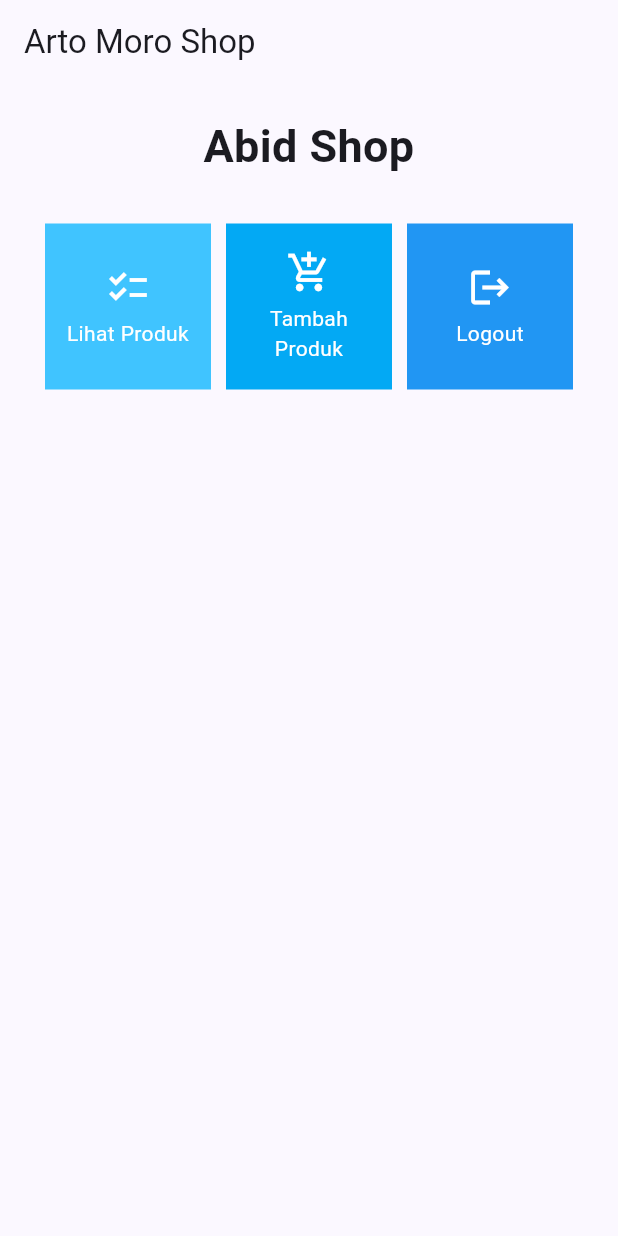
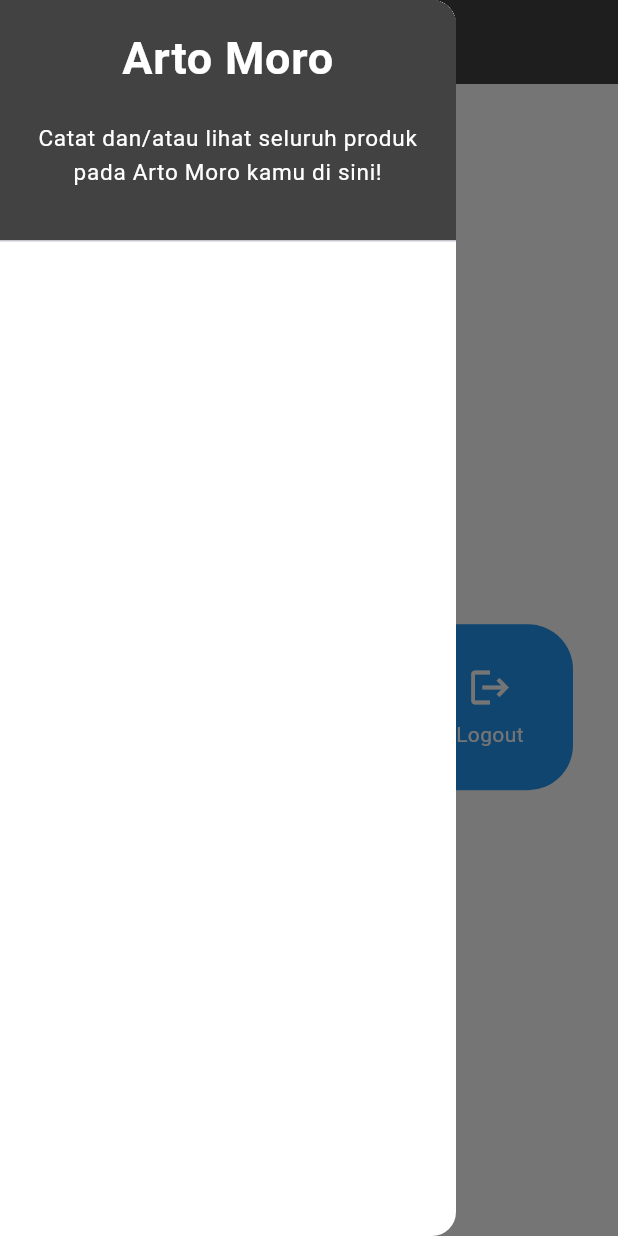
Before and after one commit to rakbidb/arto-moro-mobile, a Flutter app: the screen it shows after launch, with the side drawer open (before the commit the screen has no drawer), on a phone screen of 412 x 824 dp. Run offline on Flutter 3.47's test engine with Material 2 defaults, Android fonts, the phone set to English and light mode, and no system bars.

Commit message:
Tugas 8 ALL DONE

```diff
--- a/lib/screens/menu.dart
+++ b/lib/screens/menu.dart
@@ -1,4 +1,6 @@
 import 'package:flutter/material.dart';
+import '../widgets/left_drawer.dart';
+import '../widgets/shop_card.dart';
 
 class MyHomePage extends StatelessWidget {
   MyHomePage({Key? key}) : super(key: key);
@@ -12,12 +14,16 @@
   @override
   Widget build(BuildContext context) {
     return Scaffold(
+      backgroundColor: Colors.white,
       appBar: AppBar(
-        title: const Text(
-          'Arto Moro Shop',
+        title: const Text('Arto Moro Shop'),
+        backgroundColor: Colors.grey[800],
+        foregroundColor: Colors.white,
       ),
-      ),
-      body: SingleChildScrollView(
+      // Masukkan drawer sebagai parameter nilai drawer dari widget Scaffold
+      drawer: const LeftDrawer(),
+      body: Center(
+        child: SingleChildScrollView(
           // Widget wrapper yang dapat discroll
           child: Padding(
             padding: const EdgeInsets.all(10.0), // Set padding dari halaman
@@ -33,6 +39,7 @@
                     style: TextStyle(
                       fontSize: 30,
                       fontWeight: FontWeight.bold,
+                      color: Colors.white,
                     ),
                   ),
                 ),
@@ -54,58 +61,6 @@
             ),
           ),
         ),
-    );
-  }
-}
-
-class ShopItem {
-  final String name;
-  final IconData icon;
-  final Color warna;
-
-  ShopItem(this.name, this.icon, this.warna);
-}
-
-class ShopCard extends StatelessWidget {
-  final ShopItem item;
-
-  const ShopCard(this.item, {super.key}); // Constructor
-
-  @override
-  Widget build(BuildContext context) {
-    return Material(
-      color: item.warna,
-      child: InkWell(
-        // Area responsive terhadap sentuhan
-        onTap: () {
-          // Memunculkan SnackBar ketika diklik
-          ScaffoldMessenger.of(context)
-            ..hideCurrentSnackBar()
-            ..showSnackBar(SnackBar(
-                content: Text("Kamu telah menekan tombol ${item.name}!")));
-        },
-        child: Container(
-          // Container untuk menyimpan Icon dan Text
-          padding: const EdgeInsets.all(8),
-          child: Center(
-            child: Column(
-              mainAxisAlignment: MainAxisAlignment.center,
-              children: [
-                Icon(
-                  item.icon,
-                  color: Colors.white,
-                  size: 30.0,
-                ),
-                const Padding(padding: EdgeInsets.all(3)),
-                Text(
-                  item.name,
-                  textAlign: TextAlign.center,
-                  style: const TextStyle(color: Colors.white),
-                ),
-              ],
-            ),
-          ),
-        ),
       ),
     );
   }
--- a/lib/screens/shoplist_form.dart
+++ b/lib/screens/shoplist_form.dart
@@ -19,9 +19,9 @@
   @override
   Widget build(BuildContext context) {
     return Scaffold(
-      backgroundColor: Colors.black,
+      backgroundColor: Colors.white,
       appBar: AppBar(
-        title: const Text('Form Tambah Item'),
+        title: const Text('Form Tambah Produk'),
         backgroundColor: Colors.grey[800],
         foregroundColor: Colors.white,
       ),
@@ -42,8 +42,8 @@
                         decoration: InputDecoration(
                           labelStyle: const TextStyle(
                               color: Color.fromRGBO(189, 189, 189, 1)),
-                          hintText: "Nama Item",
-                          labelText: "Nama Item",
+                          hintText: "Nama Produk",
+                          labelText: "Nama Produk",
                           border: OutlineInputBorder(
                             borderRadius: BorderRadius.circular(5.0),
                           ),
@@ -68,8 +68,8 @@
                         decoration: InputDecoration(
                           labelStyle: const TextStyle(
                               color: Color.fromRGBO(189, 189, 189, 1)),
-                          hintText: "Harga Item",
-                          labelText: "Harga Item",
+                          hintText: "Harga Produk",
+                          labelText: "Harga Produk",
                           border: OutlineInputBorder(
                             borderRadius: BorderRadius.circular(5.0),
                           ),
@@ -97,8 +97,8 @@
                         decoration: InputDecoration(
                           labelStyle: const TextStyle(
                               color: Color.fromRGBO(189, 189, 189, 1)),
-                          hintText: "Jumlah Item",
-                          labelText: "Jumlah Item",
+                          hintText: "Jumlah Produk",
+                          labelText: "Jumlah Produk",
                           border: OutlineInputBorder(
                             borderRadius: BorderRadius.circular(5.0),
                           ),
@@ -127,8 +127,8 @@
                         decoration: InputDecoration(
                           labelStyle: const TextStyle(
                               color: Color.fromRGBO(189, 189, 189, 1)),
-                          hintText: "Deskripsi Item",
-                          labelText: "Deskripsi Item",
+                          hintText: "Deskripsi Produk",
+                          labelText: "Deskripsi Produk",
                           border: OutlineInputBorder(
                             borderRadius: BorderRadius.circular(5.0),
                           ),
@@ -170,7 +170,7 @@
                                   return AlertDialog(
                                     backgroundColor: Colors.grey[400],
                                     title:
-                                        const Text('Item Berhasil Tersimpan'),
+                                        const Text('Produk Berhasil Tersimpan'),
                                     content: SingleChildScrollView(
                                       child: Column(
                                         crossAxisAlignment:
--- a/lib/screens/shoplist_page.dart
+++ b/lib/screens/shoplist_page.dart
@@ -9,9 +9,9 @@
   @override
   Widget build(BuildContext context) {
     return Scaffold(
-      backgroundColor: Colors.black,
+      backgroundColor: Colors.white,
       appBar: AppBar(
-        title: const Text('Vending Machine'),
+        title: const Text('Arto Moro'),
         backgroundColor: Colors.grey[800],
         foregroundColor: Colors.white,
       ),
@@ -33,7 +33,7 @@
                   style: TextStyle(
                     fontSize: 30,
                     fontWeight: FontWeight.bold,
-                    color: Colors.white,
+                    color: Colors.black,
                   ),
                 ),
               ),
--- a/lib/widgets/left_drawer.dart
+++ b/lib/widgets/left_drawer.dart
@@ -9,7 +9,7 @@
   @override
   Widget build(BuildContext context) {
     return Drawer(
-      backgroundColor: Colors.black,
+      backgroundColor: Colors.white,
       child: ListView(
         children: [
           const DrawerHeader(
@@ -20,7 +20,7 @@
             child: Column(
               children: [
                 Text(
-                  'Vending Machine',
+                  'Arto Moro',
                   textAlign: TextAlign.center,
                   style: TextStyle(
                     fontSize: 30,
@@ -29,7 +29,7 @@
                   ),
                 ),
                 Padding(padding: EdgeInsets.all(10)),
-                Text("Catat dan/atau lihat seluruh item pada Vending Machine kamu di sini!",
+                Text("Catat dan/atau lihat seluruh produk pada Arto Moro kamu di sini!",
                     textAlign: TextAlign.center,
                     style: TextStyle(
                       color: Colors.white,
@@ -63,7 +63,7 @@
               color: Colors.white,
             ),
             title: const Text(
-              'Lihat Item',
+              'Lihat Produk',
               style: TextStyle(color: Colors.white),
             ),
             // Bagian redirection ke ShopListPage
@@ -81,7 +81,7 @@
               color: Colors.white,
             ),
             title: const Text(
-              'Tambah Item',
+              'Tambah Produk',
               style: TextStyle(color: Colors.white),
             ),
             // Bagian redirection ke ShopFormPage
--- a/lib/widgets/shop_card.dart
+++ b/lib/widgets/shop_card.dart
@@ -24,13 +24,13 @@
         // Area responsive terhadap sentuhan
         // Navigate ke route yang sesuai (tergantung jenis tombol)
         onTap: () {
-          if (item.name == "Lihat Item") {
+          if (item.name == "Lihat Produk") {
             Navigator.push(
                 context,
                 MaterialPageRoute(
                   builder: (context) => const ShopListPage(),
                 ));
-          } else if (item.name == "Tambah Item") {
+          } else if (item.name == "Tambah Produk") {
             Navigator.push(
                 context,
                 MaterialPageRoute(
```
Also changed, not shown: 1 other file. Lines whose indentation alone changed are shown as unchanged.
